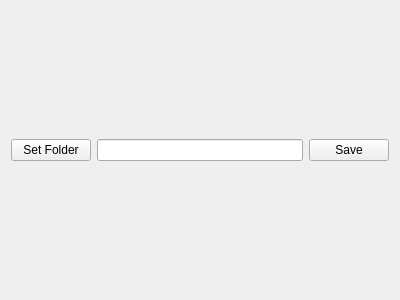
This is mainwindow.ui in huellif/CenRepConverter as Qt 5 draws it before an edit. The edited form follows.
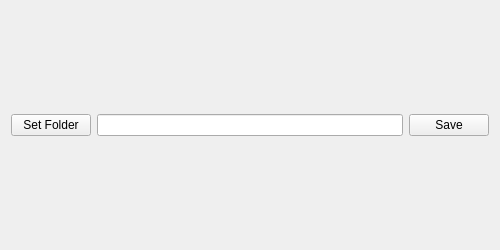
This is the edited form.

What changed in the file:
```diff
--- a/mainwindow.ui
+++ b/mainwindow.ui
@@ -6,8 +6,8 @@
    <rect>
     <x>0</x>
     <y>0</y>
-    <width>400</width>
-    <height>300</height>
+    <width>500</width>
+    <height>250</height>
    </rect>
   </property>
   <property name="windowTitle">
```
